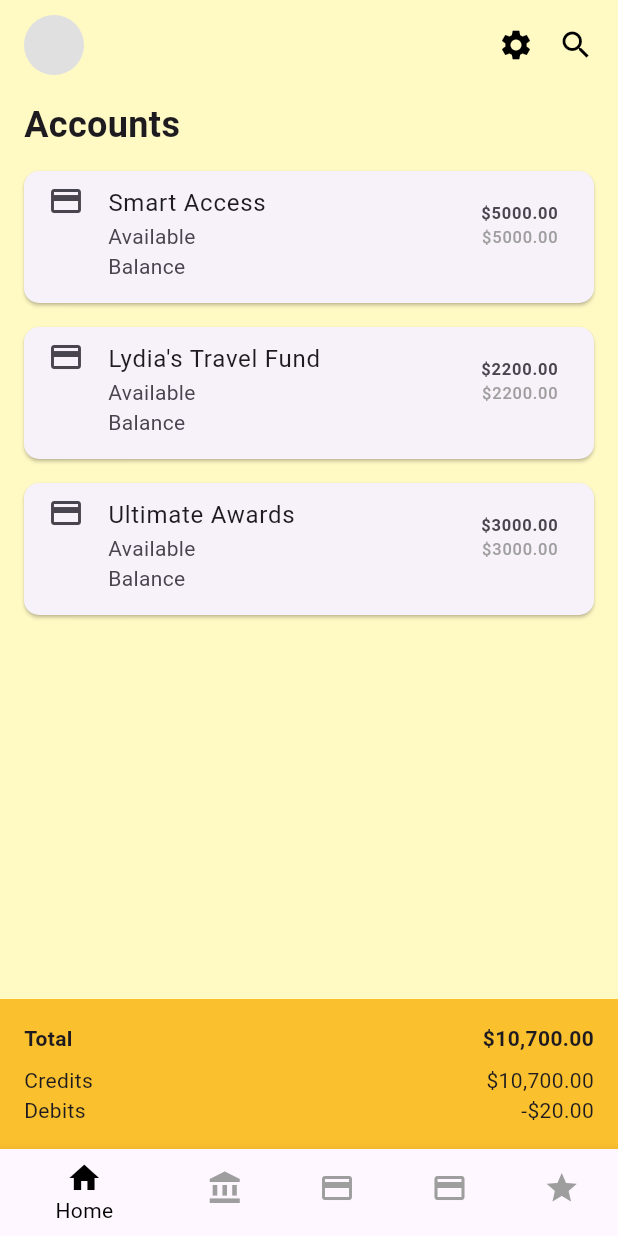
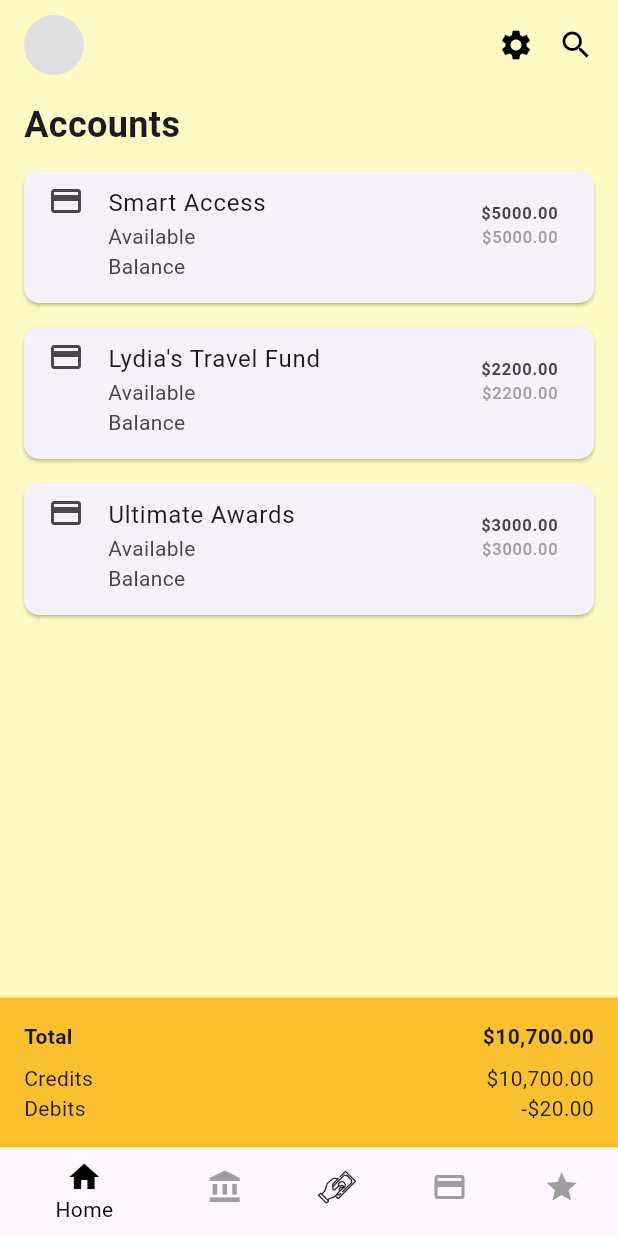
Before and after one commit to deanagan/the_pledge_bank, a Flutter app: the screen it shows after launch, on a phone screen of 412 x 824 dp. Run offline on Flutter 3.47's test engine with Material 3 defaults, Android fonts, the phone set to English and light mode, and no system bars.

Commit message:
Add custom pay icon

```diff
--- a/lib/home_screen.dart
+++ b/lib/home_screen.dart
@@ -1,4 +1,5 @@
 import 'package:flutter/material.dart';
+import 'package:the_pledge_bank/icons/pay_icon.dart';
 
 class HomeScreen extends StatelessWidget {
   final List<Map<String, dynamic>> accounts = [
@@ -135,7 +136,7 @@ class BottomNavBar extends StatelessWidget {
       items: [
         BottomNavigationBarItem(icon: Icon(Icons.home), label: 'Home'),
         BottomNavigationBarItem(icon: Icon(Icons.account_balance), label: 'Accounts'),
-        BottomNavigationBarItem(icon: Icon(Icons.payment), label: 'Pay'),
+        BottomNavigationBarItem(icon: PayIcon(), label: 'Pay'),
         BottomNavigationBarItem(icon: Icon(Icons.credit_card), label: 'Cards'),
         BottomNavigationBarItem(icon: Icon(Icons.star), label: 'Features'),
       ],
--- /dev/null
+++ b/lib/icons/pay_icon.dart
@@ -0,0 +1,16 @@
+import 'package:flutter/material.dart';
+
+class PayIcon extends StatelessWidget {
+  final double size;
+
+  const PayIcon({this.size = 25.0, super.key});
+
+  @override
+  Widget build(BuildContext context) {
+    return Image.asset(
+      'assets/icons/pay.png',
+      width: size,
+      height: size,
+    );
+  }
+}
--- a/pubspec.yaml
+++ b/pubspec.yaml
@@ -57,6 +57,9 @@ flutter:
   # the material Icons class.
   uses-material-design: true
 
+  assets:
+    - assets/icons
+
   # To add assets to your application, add an assets section, like this:
   # assets:
   #   - images/a_dot_burr.jpeg
```
Also changed, not shown: assets/icons/pay.png (added).
